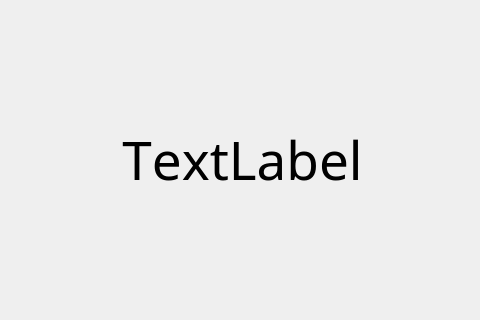
Qt form MorseCodeLearner/lessonwindow.ui (UofU-CS3505/cs3505-assignment9-the_tigers) before a commit; both pictures show x 398 to 878 and y 241 to 561 of the 1280 by 720 pixel window.
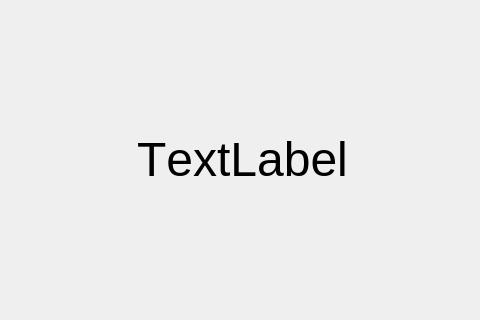
The same form after that commit.

Commit message: Adjusted font size on encodings page before lesson to prevent text running off page

```diff
--- a/MorseCodeLearner/lessonwindow.ui
+++ b/MorseCodeLearner/lessonwindow.ui
@@ -112,8 +112,8 @@
      </property>
      <property name="font">
       <font>
-       <family>OldNewspaperTypes</family>
-       <pointsize>40</pointsize>
+       <family>Segoe UI</family>
+       <pointsize>36</pointsize>
        <kerning>false</kerning>
       </font>
      </property>
```
